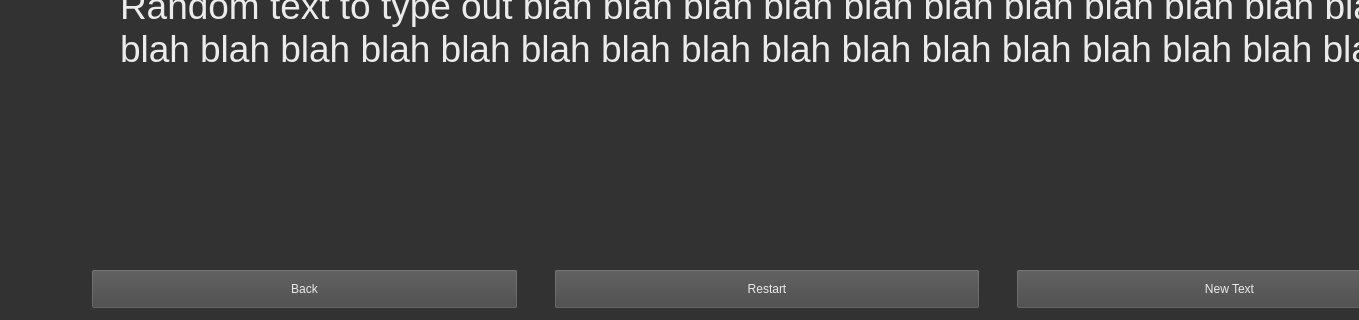
Before: the Qt Designer form speed-typer/source_ui/typingWindow.ui in Rolv-Apneseth/ps-typer, drawn with Qt 5; both pictures show x 0 to 1359 and y 295 to 615 of the 1534 by 615 pixel window.
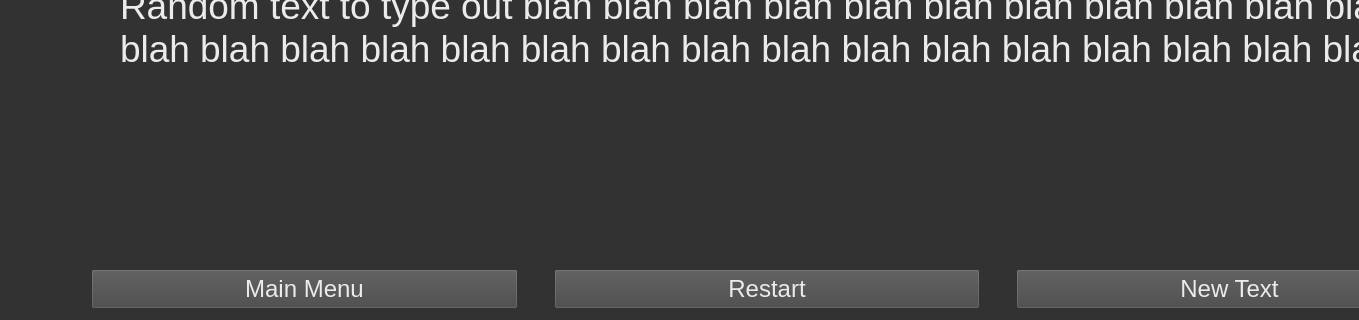
After: the same form once the commit is applied.

Commit message: Changed the back button to be called main menu button. Also changed font-size of buttons

```diff
--- a/speed-typer/source_ui/typingWindow.ui
+++ b/speed-typer/source_ui/typingWindow.ui
@@ -27,8 +27,8 @@
 }
 
 QPushButton, QComboBox {
-	
-	background: rgb(70, 70, 70)
+	font-size: 18pt;
+	background: rgb(70, 70, 70);
 }
 
 QLabel {
@@ -237,7 +237,7 @@
         <enum>Qt::NoFocus</enum>
        </property>
        <property name="text">
-        <string>Back</string>
+        <string>Main Menu</string>
        </property>
       </widget>
      </item>
```
Left out of the diff: 2 changed lines with no effect on the pictures. The commit also changes 2 other files.
